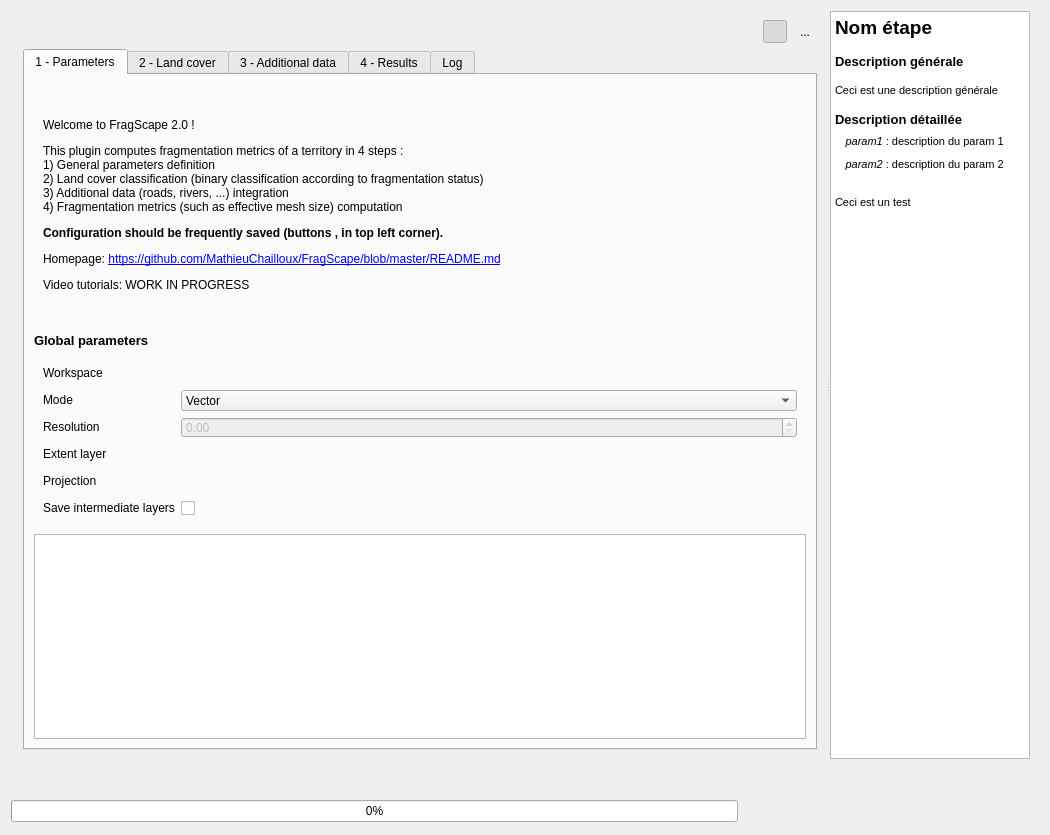
Qt form FragScape_dialog_base.ui (MathieuChailloux/FragScape) before a commit.
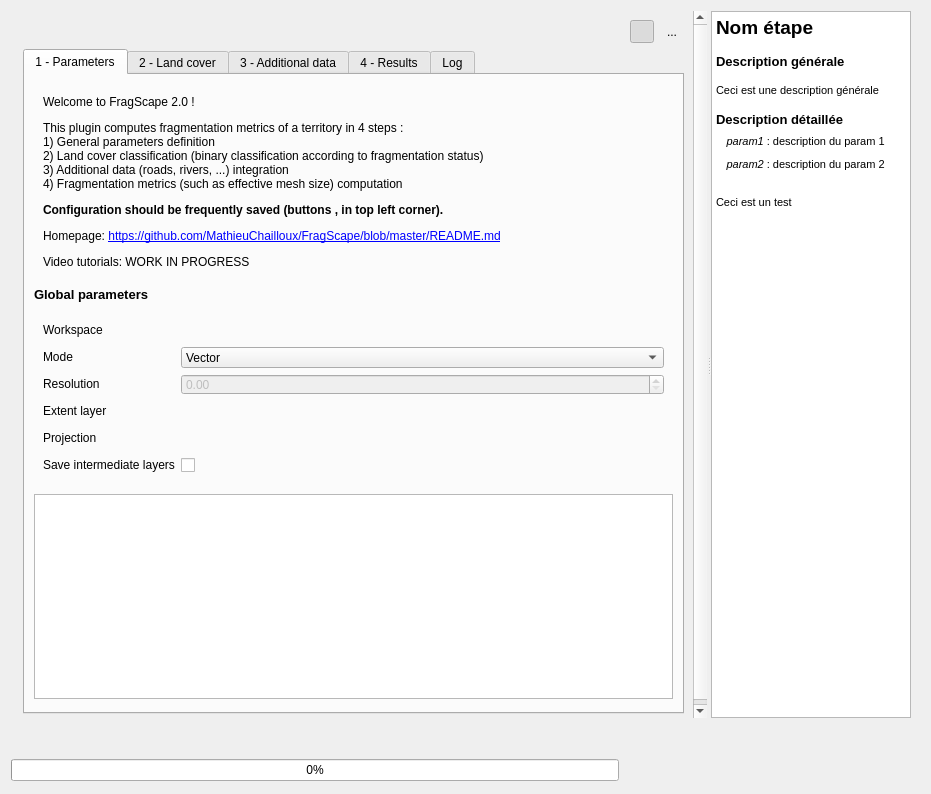
The same form after that commit. Icons and pictures are not drawn. Custom widgets are drawn as their Qt base class.

Commit message: UI update (default size)

The edit to the form file:
```diff
--- a/FragScape_dialog_base.ui
+++ b/FragScape_dialog_base.ui
@@ -6,8 +6,8 @@
    <rect>
     <x>0</x>
     <y>0</y>
-    <width>1050</width>
-    <height>835</height>
+    <width>931</width>
+    <height>794</height>
    </rect>
   </property>
   <property name="sizePolicy">
@@ -82,8 +82,8 @@
            <rect>
             <x>0</x>
             <y>0</y>
-            <width>816</width>
-            <height>752</height>
+            <width>696</width>
+            <height>711</height>
            </rect>
           </property>
           <property name="sizePolicy">
@@ -313,13 +313,13 @@
                  <property name="minimumSize">
                   <size>
                    <width>0</width>
-                   <height>153</height>
+                   <height>191</height>
                   </size>
                  </property>
                  <property name="maximumSize">
                   <size>
                    <width>16777215</width>
-                   <height>16777215</height>
+                   <height>191</height>
                   </size>
                  </property>
                  <property name="frameShape">
@@ -328,11 +328,17 @@
                  <property name="frameShadow">
                   <enum>QFrame::Raised</enum>
                  </property>
-                 <layout class="QGridLayout" name="gridLayout_15">
+                 <layout class="QGridLayout" name="gridLayout_14">
+                  <property name="topMargin">
+                   <number>5</number>
+                  </property>
+                  <property name="bottomMargin">
+                   <number>5</number>
+                  </property>
                   <item row="0" column="0">
                    <widget class="QLabel" name="label_11">
                     <property name="sizePolicy">
-                     <sizepolicy hsizetype="Preferred" vsizetype="Expanding">
+                     <sizepolicy hsizetype="Preferred" vsizetype="Minimum">
                       <horstretch>0</horstretch>
                       <verstretch>0</verstretch>
                      </sizepolicy>
@@ -340,13 +346,13 @@
                     <property name="minimumSize">
                      <size>
                       <width>0</width>
-                      <height>153</height>
+                      <height>181</height>
                      </size>
                     </property>
                     <property name="maximumSize">
                      <size>
                       <width>16777215</width>
-                      <height>16777215</height>
+                      <height>181</height>
                      </size>
                     </property>
                     <property name="frameShadow">
@@ -2545,18 +2551,18 @@
           <string>&lt;!DOCTYPE HTML PUBLIC &quot;-//W3C//DTD HTML 4.0//EN&quot; &quot;http://www.w3.org/TR/REC-html40/strict.dtd&quot;&gt;
 &lt;html&gt;&lt;head&gt;&lt;meta name=&quot;qrichtext&quot; content=&quot;1&quot; /&gt;&lt;style type=&quot;text/css&quot;&gt;
 p, li { white-space: pre-wrap; }
-&lt;/style&gt;&lt;/head&gt;&lt;body style=&quot; font-family:'Ubuntu'; font-size:11pt; font-weight:400; font-style:normal;&quot;&gt;
-&lt;p style=&quot; margin-top:0px; margin-bottom:0px; margin-left:0px; margin-right:0px; -qt-block-indent:0; text-indent:0px;&quot;&gt;&lt;span style=&quot; font-family:'MS Shell Dlg 2'; font-size:14pt; font-weight:600;&quot;&gt;Nom étape&lt;/span&gt;&lt;/p&gt;
-&lt;p style=&quot;-qt-paragraph-type:empty; margin-top:0px; margin-bottom:0px; margin-left:0px; margin-right:0px; -qt-block-indent:0; text-indent:0px; font-family:'MS Shell Dlg 2'; font-size:10pt; font-weight:600;&quot;&gt;&lt;br /&gt;&lt;/p&gt;
-&lt;p style=&quot; margin-top:0px; margin-bottom:0px; margin-left:0px; margin-right:0px; -qt-block-indent:0; text-indent:0px;&quot;&gt;&lt;span style=&quot; font-family:'MS Shell Dlg 2'; font-size:10pt; font-weight:600;&quot;&gt;Description générale&lt;/span&gt;&lt;/p&gt;
-&lt;p style=&quot;-qt-paragraph-type:empty; margin-top:0px; margin-bottom:0px; margin-left:0px; margin-right:0px; -qt-block-indent:0; text-indent:0px; font-family:'MS Shell Dlg 2'; font-size:10pt; font-weight:600;&quot;&gt;&lt;br /&gt;&lt;/p&gt;
-&lt;p style=&quot; margin-top:0px; margin-bottom:0px; margin-left:0px; margin-right:0px; -qt-block-indent:0; text-indent:0px;&quot;&gt;&lt;span style=&quot; font-family:'MS Shell Dlg 2'; font-size:8pt;&quot;&gt;Ceci est une description générale&lt;/span&gt;&lt;/p&gt;
-&lt;p style=&quot;-qt-paragraph-type:empty; margin-top:0px; margin-bottom:0px; margin-left:0px; margin-right:0px; -qt-block-indent:0; text-indent:0px; font-family:'MS Shell Dlg 2'; font-size:10pt; font-weight:600;&quot;&gt;&lt;br /&gt;&lt;/p&gt;
-&lt;p style=&quot; margin-top:0px; margin-bottom:0px; margin-left:0px; margin-right:0px; -qt-block-indent:0; text-indent:0px;&quot;&gt;&lt;span style=&quot; font-family:'MS Shell Dlg 2'; font-size:10pt; font-weight:600;&quot;&gt;Description détaillée&lt;/span&gt;&lt;/p&gt;
-&lt;p style=&quot; margin-top:0px; margin-bottom:0px; margin-left:0px; margin-right:0px; -qt-block-indent:0; text-indent:0px;&quot;&gt;&lt;span style=&quot; font-family:'MS Shell Dlg 2'; font-size:14pt; font-weight:600;&quot;&gt;  &lt;/span&gt;&lt;span style=&quot; font-family:'MS Shell Dlg 2'; font-size:8pt; font-style:italic;&quot;&gt;param1&lt;/span&gt;&lt;span style=&quot; font-family:'MS Shell Dlg 2'; font-size:8pt;&quot;&gt; : description du param 1&lt;/span&gt;&lt;/p&gt;
-&lt;p style=&quot; margin-top:0px; margin-bottom:0px; margin-left:0px; margin-right:0px; -qt-block-indent:0; text-indent:0px;&quot;&gt;&lt;span style=&quot; font-family:'MS Shell Dlg 2'; font-size:14pt; font-weight:600;&quot;&gt;  &lt;/span&gt;&lt;span style=&quot; font-family:'MS Shell Dlg 2'; font-size:8pt; font-style:italic;&quot;&gt;param2&lt;/span&gt;&lt;span style=&quot; font-family:'MS Shell Dlg 2'; font-size:8pt;&quot;&gt; : description du param 2&lt;/span&gt;&lt;/p&gt;
-&lt;p style=&quot;-qt-paragraph-type:empty; margin-top:0px; margin-bottom:0px; margin-left:0px; margin-right:0px; -qt-block-indent:0; text-indent:0px; font-family:'MS Shell Dlg 2'; font-size:14pt; font-weight:600;&quot;&gt;&lt;br /&gt;&lt;/p&gt;
-&lt;p style=&quot; margin-top:0px; margin-bottom:0px; margin-left:0px; margin-right:0px; -qt-block-indent:0; text-indent:0px;&quot;&gt;&lt;span style=&quot; font-family:'MS Shell Dlg 2'; font-size:8pt;&quot;&gt;Ceci est un test&lt;/span&gt;&lt;/p&gt;&lt;/body&gt;&lt;/html&gt;</string>
+&lt;/style&gt;&lt;/head&gt;&lt;body style=&quot; font-family:'MS Shell Dlg 2'; font-size:8.25pt; font-weight:400; font-style:normal;&quot;&gt;
+&lt;p style=&quot; margin-top:0px; margin-bottom:0px; margin-left:0px; margin-right:0px; -qt-block-indent:0; text-indent:0px;&quot;&gt;&lt;span style=&quot; font-size:14pt; font-weight:600;&quot;&gt;Nom étape&lt;/span&gt;&lt;/p&gt;
+&lt;p style=&quot;-qt-paragraph-type:empty; margin-top:0px; margin-bottom:0px; margin-left:0px; margin-right:0px; -qt-block-indent:0; text-indent:0px; font-size:10pt; font-weight:600;&quot;&gt;&lt;br /&gt;&lt;/p&gt;
+&lt;p style=&quot; margin-top:0px; margin-bottom:0px; margin-left:0px; margin-right:0px; -qt-block-indent:0; text-indent:0px;&quot;&gt;&lt;span style=&quot; font-size:10pt; font-weight:600;&quot;&gt;Description générale&lt;/span&gt;&lt;/p&gt;
+&lt;p style=&quot;-qt-paragraph-type:empty; margin-top:0px; margin-bottom:0px; margin-left:0px; margin-right:0px; -qt-block-indent:0; text-indent:0px; font-size:10pt; font-weight:600;&quot;&gt;&lt;br /&gt;&lt;/p&gt;
+&lt;p style=&quot; margin-top:0px; margin-bottom:0px; margin-left:0px; margin-right:0px; -qt-block-indent:0; text-indent:0px;&quot;&gt;&lt;span style=&quot; font-size:8pt;&quot;&gt;Ceci est une description générale&lt;/span&gt;&lt;/p&gt;
+&lt;p style=&quot;-qt-paragraph-type:empty; margin-top:0px; margin-bottom:0px; margin-left:0px; margin-right:0px; -qt-block-indent:0; text-indent:0px; font-size:10pt; font-weight:600;&quot;&gt;&lt;br /&gt;&lt;/p&gt;
+&lt;p style=&quot; margin-top:0px; margin-bottom:0px; margin-left:0px; margin-right:0px; -qt-block-indent:0; text-indent:0px;&quot;&gt;&lt;span style=&quot; font-size:10pt; font-weight:600;&quot;&gt;Description détaillée&lt;/span&gt;&lt;/p&gt;
+&lt;p style=&quot; margin-top:0px; margin-bottom:0px; margin-left:0px; margin-right:0px; -qt-block-indent:0; text-indent:0px;&quot;&gt;&lt;span style=&quot; font-size:14pt; font-weight:600;&quot;&gt;  &lt;/span&gt;&lt;span style=&quot; font-size:8pt; font-style:italic;&quot;&gt;param1&lt;/span&gt;&lt;span style=&quot; font-size:8pt;&quot;&gt; : description du param 1&lt;/span&gt;&lt;/p&gt;
+&lt;p style=&quot; margin-top:0px; margin-bottom:0px; margin-left:0px; margin-right:0px; -qt-block-indent:0; text-indent:0px;&quot;&gt;&lt;span style=&quot; font-size:14pt; font-weight:600;&quot;&gt;  &lt;/span&gt;&lt;span style=&quot; font-size:8pt; font-style:italic;&quot;&gt;param2&lt;/span&gt;&lt;span style=&quot; font-size:8pt;&quot;&gt; : description du param 2&lt;/span&gt;&lt;/p&gt;
+&lt;p style=&quot;-qt-paragraph-type:empty; margin-top:0px; margin-bottom:0px; margin-left:0px; margin-right:0px; -qt-block-indent:0; text-indent:0px; font-size:14pt; font-weight:600;&quot;&gt;&lt;br /&gt;&lt;/p&gt;
+&lt;p style=&quot; margin-top:0px; margin-bottom:0px; margin-left:0px; margin-right:0px; -qt-block-indent:0; text-indent:0px;&quot;&gt;&lt;span style=&quot; font-size:8pt;&quot;&gt;Ceci est un test&lt;/span&gt;&lt;/p&gt;&lt;/body&gt;&lt;/html&gt;</string>
          </property>
          <property name="openLinks">
           <bool>false</bool>
```
